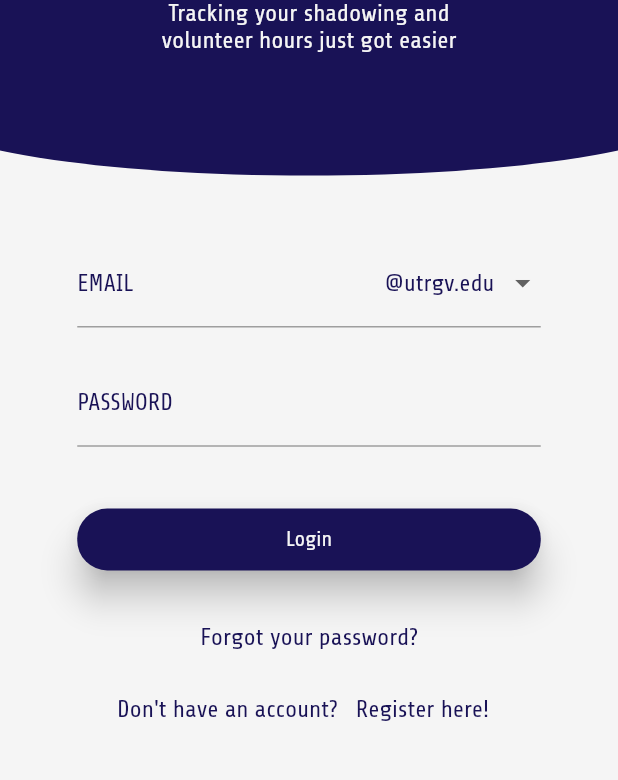
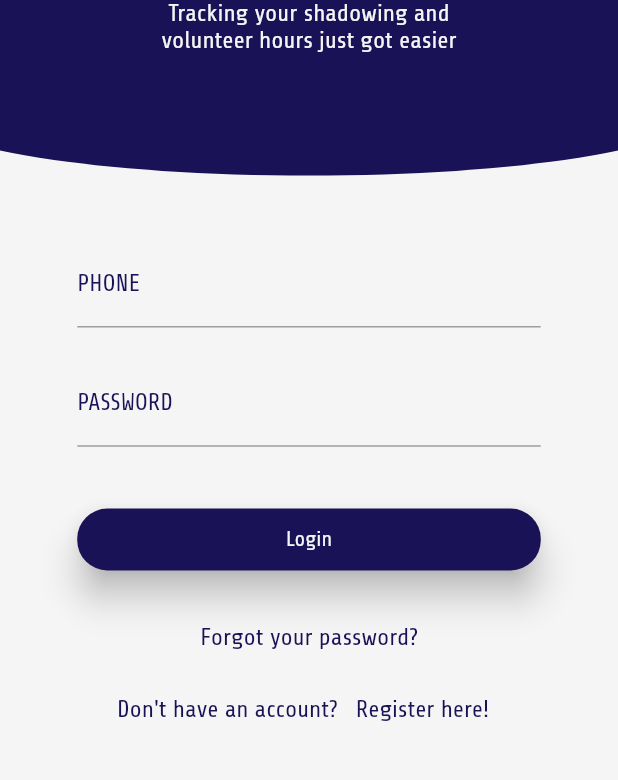
Before and after one commit to Upine-Apps/FutrDoc-Mobile-App, a Flutter app: the screen it shows after launch, after a tap on "Log In", on a phone screen of 412 x 824 dp, the part 401-1181 px from its top. Run offline on Flutter 3.47's test engine with Material 2 defaults, Android fonts, the phone set to English and light mode, and no system bars; drawn by our look-alikes of oktoast; our stand-ins replace flutter_conditional_rendering, flutter_spinkit, fluttertoast, introduction_screen, shared_preferences; missing offline and left inert: flutter_parsed_text; network calls fail.

Commit message:
updated service methods and routes. see discord

```diff
--- a/futr_doc/lib/custom-widgets/text-field/emailWithDropdown.dart
+++ b/futr_doc/lib/custom-widgets/text-field/emailWithDropdown.dart
@@ -33,11 +33,16 @@ class EmailWithDropdown extends StatelessWidget {
               borderRadius: BorderRadius.all(
                 Radius.circular(5),
               ),
-              items: <String>['@utrgv.edu', '@tamu.edu', '@baylor.edu']
-                  .map<DropdownMenuItem<String>>((String value) {
+              items: <String>[
+                '@utrgv.edu',
+                '@tamu.edu',
+                '@baylor.edu',
+                '@upineapps.com'
+              ].map<DropdownMenuItem<String>>((String value) {
                 return DropdownMenuItem<String>(
                   value: value,
-                  child: Text(value, style: Theme.of(context).textTheme.bodyText2),
+                  child:
+                      Text(value, style: Theme.of(context).textTheme.bodyText2),
                 );
               }).toList(),
             ),
--- a/futr_doc/lib/models/User.dart
+++ b/futr_doc/lib/models/User.dart
@@ -1,5 +1,5 @@
 class User {
-  int id;
+  String id;
   String? first_name;
   String? last_name;
   String email;
--- a/futr_doc/lib/providers/UserProvider.dart
+++ b/futr_doc/lib/providers/UserProvider.dart
@@ -2,7 +2,7 @@ import 'package:flutter/material.dart';
 import '../models/User.dart';
 
 final User initialData = User(
-    id: 1,
+    id: '1',
     first_name: 'Tate',
     last_name: 'Walker',
     email: 'admin@upineapps.com',
--- a/futr_doc/lib/screens/account_recovery/forgotPassword.dart
+++ b/futr_doc/lib/screens/account_recovery/forgotPassword.dart
@@ -106,11 +106,15 @@ class _ForgotPasswordState extends State<ForgotPassword> {
                       CustomElevatedButton(
                         onPressed: () async {
                           if (_forgotPasswordKey.currentState!.validate()) {
+                            print('here');
                             var response = await UserService.instance
                                 .startForgotPassword(phone_number);
                             if (response['status'] == true) {
                               Navigator.of(context).push(_createRoute(true));
-                            } // do we need to put else statement?
+                            } else {
+                              print(
+                                  'ERROR'); // do we need to put else statement?
+                            }
                           }
                         },
                         text: 'Submit',
--- a/futr_doc/lib/screens/login/emailOTP.dart
+++ b/futr_doc/lib/screens/login/emailOTP.dart
@@ -11,9 +11,9 @@ import '../../custom-widgets/buttons/customElevatedButton.dart';
 import '../../custom-widgets/customToast.dart';
 
 class EmailOTP extends StatefulWidget {
-  final String email;
+  final String phone_number;
   final String password;
-  EmailOTP({required this.email, required this.password});
+  EmailOTP({required this.phone_number, required this.password});
   @override
   _EmailOTPState createState() => _EmailOTPState();
 }
@@ -29,7 +29,7 @@ class _EmailOTPState extends State<EmailOTP> {
     super.initState();
     WidgetsBinding.instance?.addPostFrameCallback((_) async {
       await UserService.instance
-          .getEmailCode(widget.email, widget.password, context);
+          .getEmailCode(widget.phone_number, widget.password, context);
     });
   }
 
@@ -69,7 +69,7 @@ class _EmailOTPState extends State<EmailOTP> {
                             height: MediaQuery.of(context).size.width * .1,
                           ),
                           Text(
-                            'Sweet! Last one I promise, lets verify your email.',
+                            'Sweet! Last one I promise, let\'s verify your email.',
                             style: Theme.of(context).textTheme.headline3,
                             textAlign: TextAlign.center,
                           ),
@@ -99,7 +99,8 @@ class _EmailOTPState extends State<EmailOTP> {
                             onPressed: () async {
                               if (_emailOTPKey.currentState!.validate()) {
                                 var response = await UserService.instance
-                                    .validateEmail(widget.email, code, context);
+                                    .validateEmail(
+                                        widget.phone_number, code, context);
                                 if (response['status'] == false) {
                                   CustomToast.showDialog(
                                       'Wrong code provided', context);
@@ -123,7 +124,9 @@ class _EmailOTPState extends State<EmailOTP> {
                           CustomTextButton(
                               onPressed: () async {
                                 await UserService.instance.getEmailCode(
-                                    widget.email, widget.password, context);
+                                    widget.phone_number,
+                                    widget.password,
+                                    context);
                                 CustomToast.showDialog(
                                     'Just sent you an email!', context);
                               },
--- a/futr_doc/lib/screens/login/login.dart
+++ b/futr_doc/lib/screens/login/login.dart
@@ -4,6 +4,7 @@ import 'package:futr_doc/custom-widgets/buttons/customTextButton.dart';
 import 'package:futr_doc/custom-widgets/customImage.dart';
 import 'package:futr_doc/custom-widgets/halfCircle.dart';
 import 'package:futr_doc/custom-widgets/text-field/customPasswordFormField.dart';
+import 'package:futr_doc/custom-widgets/text-field/customPhoneField.dart';
 import 'package:futr_doc/screens/account_recovery/forgotPassword.dart';
 import 'package:futr_doc/screens/login/mfaNeeded.dart';
 import 'package:futr_doc/screens/login/signUp.dart';
@@ -13,8 +14,6 @@ import 'package:oktoast/oktoast.dart';
 import 'package:shared_preferences/shared_preferences.dart';
 
 import '../../custom-widgets/customToast.dart';
-import '../../custom-widgets/text-field/customEmailFormField.dart';
-import '../../custom-widgets/text-field/emailWithDropdown.dart';
 import '../home/homeScreen.dart';
 
 class Login extends StatefulWidget {
@@ -37,13 +36,12 @@ class _LoginState extends State<Login> {
   }
 
   String theme = '';
-  String email = '';
+  String phone_number = '';
   String password = '';
   String domain = '';
   final _loginFormKey = GlobalKey<FormState>();
   final TextEditingController _passwordController = TextEditingController();
-  final TextEditingController _emailController = TextEditingController();
-  String dropdownValue = '@utrgv.edu';
+  final TextEditingController _phoneController = TextEditingController();
   bool isSpinner = false;
 
   @override
@@ -109,23 +107,18 @@ class _LoginState extends State<Login> {
                         key: _loginFormKey,
                         child: Column(
                           children: [
-                            EmailWithDropdown(
+                            CustomPhoneField(
                               onEditingComplete: () {
                                 node.nextFocus();
                               },
-                                labelText: 'EMAIL',
-                                controller: _emailController,
+                              labelText: 'PHONE',
+                              controller: _phoneController,
                               onChanged: (val) {
                                 setState(() {
-                                    email = val!;
+                                  phone_number = val!;
                                 });
                               },
-                                onChangedDropdown: (value) {
-                                  setState(() {
-                                    dropdownValue = value!;
-                                  });
-                                },
-                                dropdownValue: dropdownValue),
+                            ),
                             SizedBox(
                                 height:
                                     MediaQuery.of(context).size.height * .025),
@@ -149,8 +142,7 @@ class _LoginState extends State<Login> {
                                     isSpinner = true;
                                   });
                                   var response = await UserService.instance
-                                      .authenticateUser(
-                                          'tate@upineapps.com', password);
+                                      .authenticateUser(phone_number, password);
                                   if (response['status'] == false) {
                                     setState(() => isSpinner = false);
                                     if (response['message'] == 'MFA_NEEDED') {
@@ -159,8 +151,10 @@ class _LoginState extends State<Login> {
                                         context,
                                         MaterialPageRoute(
                                           builder: (context) => MfaNeeded(
-                                                  email: email,
-                                                  password: password)));
+                                              phone_number: phone_number,
+                                              password: password),
+                                        ),
+                                      );
                                     } //make "MFA_NEEDED" a global constant
                                     else {
                                       CustomToast.showDialog(
@@ -241,7 +235,7 @@ class _LoginState extends State<Login> {
   }
 
   void _clearControllers() {
-    _emailController.clear();
+    _phoneController.clear();
     _passwordController.clear();
   }
 }
--- a/futr_doc/lib/screens/login/mfaNeeded.dart
+++ b/futr_doc/lib/screens/login/mfaNeeded.dart
@@ -9,9 +9,9 @@ import 'package:futr_doc/service/userService.dart';
 import '../../custom-widgets/buttons/customElevatedButton.dart';
 
 class MfaNeeded extends StatefulWidget {
-  final String email;
+  final String phone_number;
   final String password;
-  MfaNeeded({required this.email, required this.password});
+  MfaNeeded({required this.phone_number, required this.password});
   @override
   _MfaNeededState createState() => _MfaNeededState();
 }
@@ -81,7 +81,7 @@ class _MfaNeededState extends State<MfaNeeded> {
                             onPressed: () async {
                               if (_recoveryCodeKey.currentState!.validate()) {
                                 var response = await UserService.instance
-                                    .authenticateUser('tate@upineapps.com',
+                                    .authenticateUser(widget.phone_number,
                                         widget.password, code);
                                 if (response['status'] == true) {
                                   Navigator.push(
@@ -104,7 +104,7 @@ class _MfaNeededState extends State<MfaNeeded> {
                           CustomTextButton(
                               onPressed: () async {
                                 var response = await UserService.instance
-                                    .resendSms(widget.email);
+                                    .resendSms(widget.phone_number);
                                 if (response['status'] == true) {
                                   CustomToast.showDialog(
                                       'Code resent!', context);
--- a/futr_doc/lib/screens/login/phoneOTP.dart
+++ b/futr_doc/lib/screens/login/phoneOTP.dart
@@ -9,13 +9,9 @@ import '../../custom-widgets/buttons/customElevatedButton.dart';
 import '../../custom-widgets/customToast.dart';
 
 class PhoneOTP extends StatefulWidget {
-  final String email;
   final String phone_number;
   final String password;
-  PhoneOTP(
-      {required this.email,
-      required this.phone_number,
-      required this.password});
+  PhoneOTP({required this.phone_number, required this.password});
   @override
   _PhoneOTPState createState() => _PhoneOTPState();
 }
@@ -90,7 +86,7 @@ class _PhoneOTPState extends State<PhoneOTP> {
                             onPressed: () async {
                               if (_phoneOTPKey.currentState!.validate()) {
                                 var response = await UserService.instance
-                                    .validateSms(widget.email, code);
+                                    .validateSms(widget.phone_number, code);
                                 if (response['status'] == false) {
                                   CustomToast.showDialog(
                                       'Wrong code provided', context);
@@ -100,7 +96,7 @@ class _PhoneOTPState extends State<PhoneOTP> {
                                       context,
                                       MaterialPageRoute(
                                           builder: (context) => EmailOTP(
-                                              email: widget.email,
+                                              phone_number: widget.phone_number,
                                               password: widget.password)));
                                 }
                               }
@@ -114,9 +110,8 @@ class _PhoneOTPState extends State<PhoneOTP> {
                           ),
                           CustomTextButton(
                               onPressed: () async {
-                                var username = widget.email;
                                 var response = await UserService.instance
-                                    .resendSms(username);
+                                    .resendSms(widget.phone_number);
                                 if (response['status'] == false) {
                                   CustomToast.showDialog(
                                       'Error sending SMS code', context);
--- a/futr_doc/lib/screens/login/signUp.dart
+++ b/futr_doc/lib/screens/login/signUp.dart
@@ -204,12 +204,14 @@ class _SignUpState extends State<SignUp> {
                                   _clearAllController();
 
                                   Navigator.push(
-                                      context,
-                                      MaterialPageRoute(
-                                          builder: (context) => PhoneOTP(
-                                              phone_number: phone_number,
-                                              password: password,
-                                              email: 'tate@upineapps.com')));
+                                    context,
+                                    MaterialPageRoute(
+                                      builder: (context) => PhoneOTP(
+                                        phone_number: phone_number,
+                                        password: password,
+                                      ),
+                                    ),
+                                  );
                                 }
                               }
                             }
--- a/futr_doc/lib/service/userService.dart
+++ b/futr_doc/lib/service/userService.dart
@@ -22,9 +22,11 @@ class UserService {
     };
     return _headers;
   }
+  //Uncomment for prod testing
+  // static final _hostUrl = 'http://54.91.210.147:3000/user';
 
-  static final _hostUrl = 'http://54.91.210.147:3000/user';
-
+  //Uncomment for local testing
+  static final _hostUrl = 'http://10.0.2.2:3000/user';
   UserService._privateConstructor();
   static final UserService instance = new UserService._privateConstructor();
 
@@ -52,7 +54,7 @@ class UserService {
     final url = _hostUrl;
     var headers = await getHeaders(null);
     Object body = {
-      "email": 'tate@upineapps.com',
+      "email": email + dropDownValue,
       "phone_number": '+1' + phone_number,
       "legal": legal,
       "password": password
@@ -70,15 +72,16 @@ class UserService {
     }
   }
 
-  Future authenticateUser(String username, String password,
+  Future authenticateUser(String phone_number, String password,
       [String? code]) async {
     final url = '$_hostUrl/login';
     var headers = await getHeaders(null);
-    Object body = {
-      'username': username,
-      'password': password,
-      'code': code
-    }; //not sure if this is going to go through correctly
+    Object body = code != null
+        ? {'username': '+1' + phone_number, 'password': password, 'code': code}
+        : {
+            'username': '+1' + phone_number,
+            'password': password
+          }; //not sure if this is going to go through correctly
     print(body);
     try {
       http.Response response =
@@ -93,18 +96,20 @@ class UserService {
         });
       } else {
         print('Request failed with status: ${response.statusCode}.');
+        return {'status': false};
       }
       return {'status': true};
     } catch (err) {
+      print(err);
       return {'status': false};
     }
   }
 
-  Future validateSms(String email, String code) async {
+  Future validateSms(String phone_number, String code) async {
     final url = '$_hostUrl/validate-sms';
     var headers = await getHeaders(null);
     Object body = {
-      'username': email,
+      'username': '+1' + phone_number,
       'code': code,
     };
     try {
@@ -121,11 +126,11 @@ class UserService {
     }
   }
 
-  Future resendSms(String email) async {
+  Future resendSms(String phone_number) async {
     final url = '$_hostUrl/resend-sms';
     var headers = await getHeaders(null);
     Object body = {
-      'username': email,
+      'username': '+1' + phone_number,
     };
     try {
       http.Response response =
@@ -143,13 +148,13 @@ class UserService {
   }
 
   Future validateEmail(
-      String username, String code, BuildContext context) async {
+      String phone_number, String code, BuildContext context) async {
     final url = '$_hostUrl/validate-email';
     final Map<String, String> tokens =
         context.read<TokenProvider>().tokens.toJson();
     var headers = await getHeaders(jsonEncode(tokens));
     Object body = {
-      'username': username,
+      'username': '+1' + phone_number,
       'code': code,
     };
     try {
@@ -168,10 +173,10 @@ class UserService {
   }
 
   Future getEmailCode(
-      String username, String password, BuildContext context) async {
+      String phone_number, String password, BuildContext context) async {
     final url = '$_hostUrl/get-email-code';
     var headers = await getHeaders(null);
-    Object body = {'username': username, 'password': password};
+    Object body = {'username': '+1' + phone_number, 'password': password};
     try {
       http.Response response =
           await http.post(Uri.parse(url), headers: headers, body: body);
@@ -189,13 +194,14 @@ class UserService {
 
   Future updateUser(String firstName, String lastName, String schoolYear,
       String degree, BuildContext context) async {
-    final url = '$_hostUrl/user';
+    final url = '$_hostUrl';
     final Map<String, String> tokens =
         context.read<TokenProvider>().tokens.toJson();
     var headers = await getHeaders(jsonEncode(tokens));
+    print('here');
     final User user = context.read<UserProvider>().user;
     Object body = {
-      'id': user.id,
+      'id': user.id.toString(),
       'first_name': firstName,
       'last_name': lastName,
       'school_year': schoolYear,
@@ -204,6 +210,7 @@ class UserService {
     try {
       http.Response response =
           await http.put(Uri.parse(url), headers: headers, body: body);
+      var data = convert.jsonDecode(response.body) as Map<String, dynamic>;
       if (response.statusCode == 200) {
         //why are we doing all of this? Didn't we just read it from the provider?
         user.first_name = firstName;
@@ -213,9 +220,12 @@ class UserService {
         context.read<UserProvider>().setUser(user);
         return {'status': true};
       } else {
+        print(response.statusCode);
+        print(data['message']);
         return {'status': false};
       }
     } catch (err) {
+      print(err);
       return {'status': false};
     }
   }
@@ -224,10 +234,13 @@ class UserService {
   Future startForgotPassword(String phone_number) async {
     final url = '$_hostUrl/start-forgot-password';
     var headers = await getHeaders(null);
-    Object body = {'username': phone_number};
+    Object body = {'username': '+1' + phone_number};
+    print(body);
+    print(url);
     try {
       http.Response response =
-          await http.put(Uri.parse(url), headers: headers, body: body);
+          await http.post(Uri.parse(url), headers: headers, body: body);
+      print(response.statusCode);
       if (response.statusCode == 200) {
         return {'status': true};
       } else {
@@ -243,13 +256,13 @@ class UserService {
     final url = '$_hostUrl/complete-forgot-password';
     var headers = await getHeaders(null);
     Object body = {
-      'username': phone_number,
+      'username': '+1' + phone_number,
       'code': code,
       'password': password
     };
     try {
       http.Response response =
-          await http.put(Uri.parse(url), headers: headers, body: body);
+          await http.post(Uri.parse(url), headers: headers, body: body);
       if (response.statusCode == 200) {
         return {'status': true};
       } else {
```
Also changed, not shown: futr_doc/lib/screens/login/profileSetup.dart (+57 -39 lines). Lines whose indentation alone changed are shown as unchanged.
